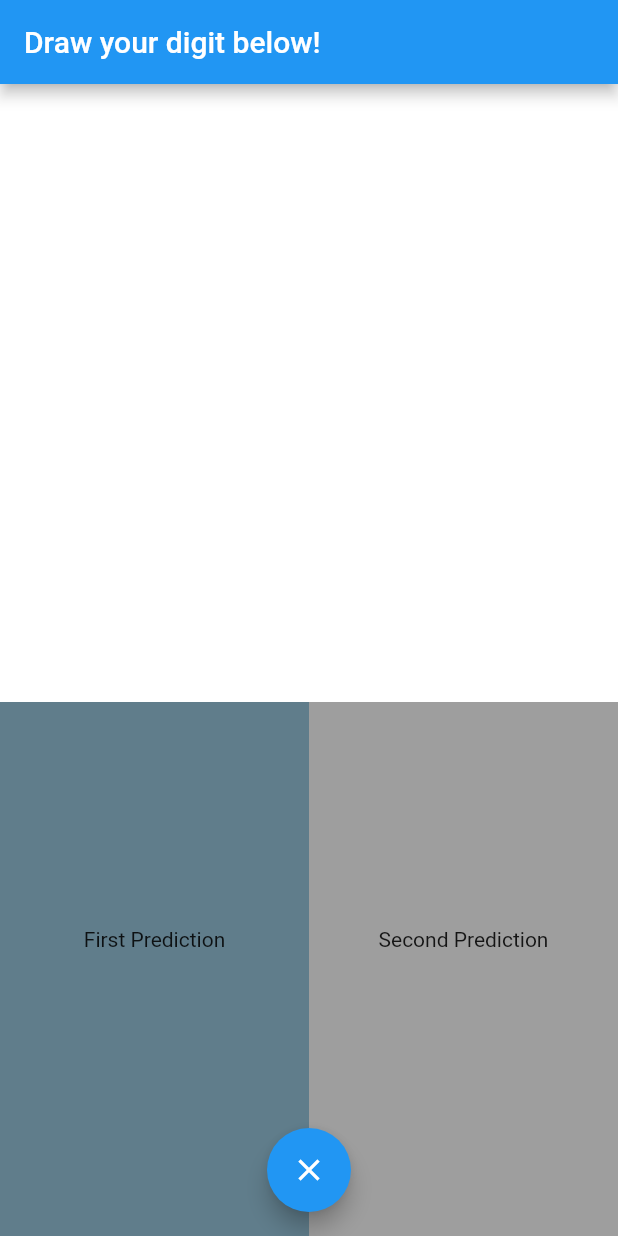
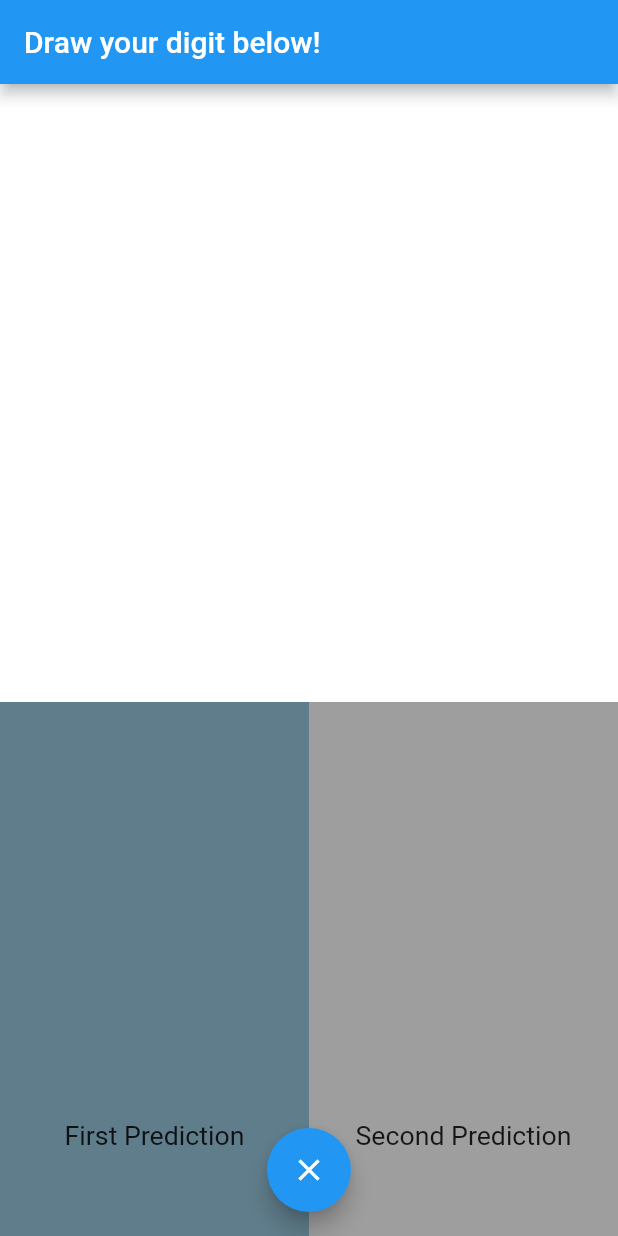
Before and after one commit to SheaCardozo/Digit-Recognizer, a Flutter app: the screen it shows after launch, on a phone screen of 412 x 824 dp. Run offline on Flutter 3.47's test engine with Material 2 defaults, Android fonts, the phone set to English and light mode, and no system bars; missing offline and left inert: tflite; project files that could hold a hidden picture were left out.

Commit message:
text scaling + some cleanup

```diff
--- a/lib/main.dart
+++ b/lib/main.dart
@@ -8,21 +8,12 @@ import 'dart:typed_data';
 void main() => runApp(MyApp());
 
 class MyApp extends StatelessWidget {
-  // This widget is the root of your application.
+
   @override
   Widget build(BuildContext context) {
     return MaterialApp(
       title: 'Digit Recognizer',
       theme: ThemeData(
-        // This is the theme of your application.
-        //
-        // Try running your application with "flutter run". You'll see the
-        // application has a blue toolbar. Then, without quitting the app, try
-        // changing the primarySwatch below to Colors.green and then invoke
-        // "hot reload" (press "r" in the console where you ran "flutter run",
-        // or simply save your changes to "hot reload" in a Flutter IDE).
-        // Notice that the counter didn't reset back to zero; the application
-        // is not restarted.
         primarySwatch: Colors.blue,
       ),
       home: MyHomePage(title: 'Draw your digit below!'),
@@ -34,15 +25,6 @@ class MyApp extends StatelessWidget {
 class MyHomePage extends StatefulWidget {
   MyHomePage({Key key, this.title}) : super(key: key);
 
-  // This widget is the home page of your application. It is stateful, meaning
-  // that it has a State object (defined below) that contains fields that affect
-  // how it looks.
-
-  // This class is the configuration for the state. It holds the values (in this
-  // case the title) provided by the parent (in this case the App widget) and
-  // used by the build method of the State. Fields in a Widget subclass are
-  // always marked "final".
-
   final String title;
 
   @override
@@ -53,13 +35,10 @@ class _MyHomePageState extends State<MyHomePage> {
   List<DrawingPoints> points = List();
   Color selectedColor = Colors.black;
   Color pickerColor = Colors.black;
-  bool showBottomList = false;
-  StrokeCap strokeCap = StrokeCap.butt;
-  SelectedMode selectedMode = SelectedMode.StrokeWidth;
   GlobalKey _drawKey = GlobalKey();
   im.Image shot;
   String model;
-  var recognitions;
+  var predictions;
 
 
 
@@ -72,6 +51,7 @@ class _MyHomePageState extends State<MyHomePage> {
   }
 
   void _captureDigit() async {
+
     if (model == null) return;
 
     RenderRepaintBoundary boundary = _drawKey.currentContext.findRenderObject();
@@ -84,8 +64,8 @@ class _MyHomePageState extends State<MyHomePage> {
     bool empty = true;
     int pixelIndex = 0;
 
-    for (var i = 0; i < INPUT_SIZE; i++) {
-      for (var j = 0; j < INPUT_SIZE; j++) {
+    for (int i = 0; i < INPUT_SIZE; i++) {
+      for (int j = 0; j < INPUT_SIZE; j++) {
         var pixel = shot.getPixel(j, i);
         buffer[pixelIndex] = (im.getAlpha(pixel)) / 255.0;
         empty = empty && buffer[pixelIndex] == 0;
@@ -94,9 +74,9 @@ class _MyHomePageState extends State<MyHomePage> {
     }
 
     if (empty){
-      recognitions = null;
+      predictions = null;
     } else {
-      recognitions = await Tflite.runModelOnBinary(
+      predictions = await Tflite.runModelOnBinary(
           binary: convertedBytes.buffer.asUint8List(),
           numResults: 2,
           threshold: 0,
@@ -107,7 +87,7 @@ class _MyHomePageState extends State<MyHomePage> {
   }
 
   void _clear() {
-    recognitions = null;
+    predictions = null;
     setState(() {
       points.clear();
     });
@@ -117,18 +97,16 @@ class _MyHomePageState extends State<MyHomePage> {
   Widget build(BuildContext context) {
     final screenHeight = (MediaQuery.of(context).size.height - kToolbarHeight - MediaQuery.of(context).padding.top);
     final screenWidth = MediaQuery.of(context).size.width;
-    double strokeWidth = screenWidth * 20.0/420.0;
-    double opacity = 1.0;
+    final fontSize = 2*(screenHeight - screenWidth)/3;
+    final smallFont = (screenHeight - screenWidth)/20;
+    final strokeWidth = screenWidth * 20.0/420.0;
 
     if (model == null){
       _loadModel();
-      print(model);
     }
 
     return Scaffold(
       appBar: AppBar(
-        // Here we take the value from the MyHomePage object that was created by
-        // the App.build method, and use it to set our appbar title.
         title: Text(widget.title),
       ),
       body:
@@ -136,8 +114,7 @@ class _MyHomePageState extends State<MyHomePage> {
         children: <Widget>[
           Container(
             alignment: Alignment.topCenter,
-            // Center is a layout widget. It takes a single child and positions it
-            // in the middle of the parent.
+
             color: Colors.white,
             constraints: BoxConstraints.expand(
               height: screenWidth,
@@ -154,9 +131,8 @@ class _MyHomePageState extends State<MyHomePage> {
                     points.add(DrawingPoints(
                         points: rb.globalToLocal(details.globalPosition),
                         paint: Paint()
-                          ..strokeCap = strokeCap
                           ..isAntiAlias = true
-                          ..color = selectedColor.withOpacity(opacity)
+                          ..color = selectedColor
                           ..strokeWidth = strokeWidth));
                   });
                 },
@@ -166,16 +142,13 @@ class _MyHomePageState extends State<MyHomePage> {
                     points.add(DrawingPoints(
                         points: rb.globalToLocal(details.globalPosition),
                         paint: Paint()
-                          ..strokeCap = strokeCap
                           ..isAntiAlias = true
-                          ..color = selectedColor.withOpacity(opacity)
+                          ..color = selectedColor
                           ..strokeWidth = strokeWidth));
                   });
                 },
                 onPanEnd: (details) {
-                  setState(() {
-                    points.add(null);
-                  });
+                  points.add(null);
                   _captureDigit();
                 },
                 child: CustomPaint(
@@ -198,15 +171,15 @@ class _MyHomePageState extends State<MyHomePage> {
                   ),
 
                   child: Container (
-                    alignment: Alignment.center,
+                    alignment: Alignment.bottomCenter,
                     child: Column(
                     children: <Widget> [
                       Text(
-                        recognitions != null ? recognitions[0]['label'] : "",
+                        predictions != null ? predictions[0]['label'] : "",
                         textAlign: TextAlign.center,
-                        style: TextStyle(fontWeight: FontWeight.bold, fontSize: FONT_SIZE),
+                        style: TextStyle(fontWeight: FontWeight.bold, fontSize: fontSize),
                       ),
-                      Text("First Prediction", textAlign: TextAlign.center,),
+                      Text("First Prediction", textAlign: TextAlign.center, style: TextStyle(fontSize: smallFont)),
                     ]
                   ),
           ),
@@ -214,8 +187,6 @@ class _MyHomePageState extends State<MyHomePage> {
                 ),
                 Container(
                   alignment: Alignment.bottomRight,
-                  // Center is a layout widget. It takes a single child and positions it
-                  // in the middle of the parent.
 
                   constraints: BoxConstraints.expand(
                     height: screenHeight - screenWidth,
@@ -223,15 +194,15 @@ class _MyHomePageState extends State<MyHomePage> {
                   ),
 
                   child: Container (
-                    alignment: Alignment.center,
+                    alignment: Alignment.bottomCenter,
                     child: Column(
                       children: <Widget> [
                         Text(
-                          recognitions != null ? recognitions[1]['label'] : "",
+                          predictions != null ? predictions[1]['label'] : "",
                           textAlign: TextAlign.center,
-                          style: TextStyle(fontWeight: FontWeight.bold, fontSize: FONT_SIZE),
+                          style: TextStyle(fontWeight: FontWeight.bold, fontSize: fontSize),
                         ),
-                        Text("Second Prediction", textAlign: TextAlign.center,),
+                        Text("Second Prediction", textAlign: TextAlign.center, style: TextStyle(fontSize: smallFont)),
                       ]
                   ),
                 ),
@@ -279,10 +250,7 @@ class DrawingPainter extends CustomPainter {
 class DrawingPoints {
   Paint paint;
   Offset points;
+
   DrawingPoints({this.points, this.paint});
 }
-
-enum SelectedMode { StrokeWidth, Opacity, Color }
-
-const int INPUT_SIZE = 28;
-const double FONT_SIZE = 128;
+const INPUT_SIZE = 28;
```
Also changed, not shown: 1 other file.
